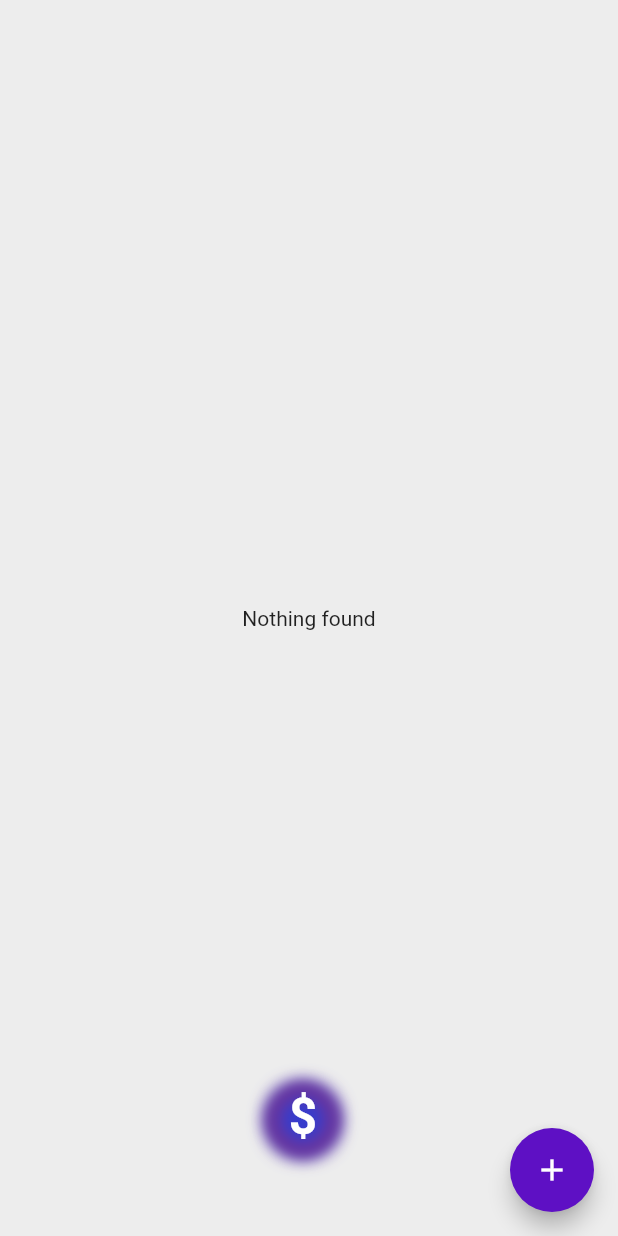
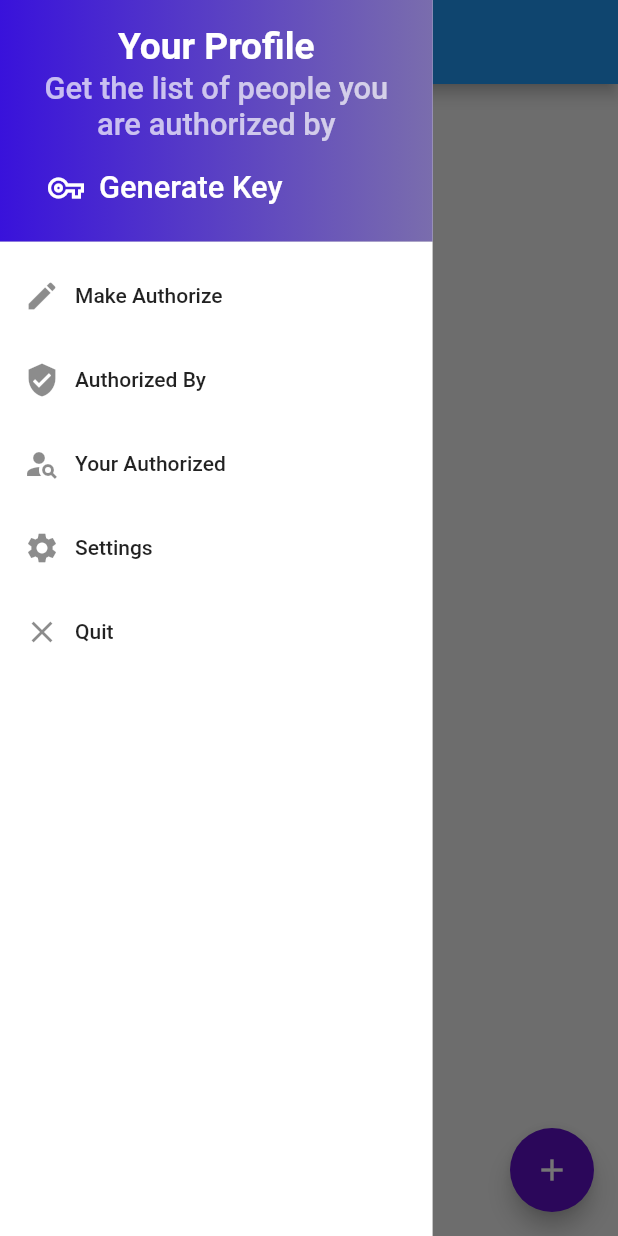
Before and after one commit to hammad143/money_manage, a Flutter app: the screen it shows after launch, with the side drawer open (before the commit the screen has no drawer), on a phone screen of 412 x 824 dp. Run offline on Flutter 3.47's test engine with Material 2 defaults, Android fonts, the phone set to English and light mode, and no system bars; our stand-ins replace bloc, equatable, flutter_bloc, hive, hive_flutter; accounts and stored records are empty; generated files the repository leaves out were written again.

Commit message:
authorized step

```diff
--- /dev/null
+++ b/lib/view/tasks_view/components/custom_animated_cont.dart
@@ -0,0 +1,140 @@
+
+import 'package:flutter/material.dart';
+import 'package:hive/hive.dart';
+import 'package:money_management/model/list_of_tiles_model/list_of_tiles_model.dart';
+import 'package:money_management/util/constants/constants.dart';
+import 'package:money_management/view/responsive_setup_view.dart';
+
+class CustomAnimatedContainer extends StatefulWidget {
+
+  const CustomAnimatedContainer({
+    Key key,
+    @required this.isTapped,
+    this.onPressed
+  }) : super(key: key);
+
+  final bool isTapped;
+  final VoidCallback onPressed;
+
+  @override
+  _CustomAnimatedContainerState createState() => _CustomAnimatedContainerState();
+}
+
+class _CustomAnimatedContainerState extends State<CustomAnimatedContainer> {
+  final priceBox = Hive.box<ListOfTilesModel>(storageKey);
+  final counterKeyBox = Hive.box<int>(counterKey);
+  Future<List<double>> totalFutureAmount;
+  double totalAmount = 0;
+  @override
+  void initState() {
+    super.initState();
+
+  }
+
+  Future<List<double>> totalPrice() {
+    double receivedAmount  = 0;
+    double spentAmount = 0;
+    double lostAmount = 0;
+    String source;
+    for(int i = 0; i < counterKeyBox.length; i++) {
+      if(priceBox.get(i).option == "Received") {
+        source =  priceBox
+            .get(i)
+            .amount;
+        receivedAmount += double.parse(source);
+      }
+      else if(priceBox.get(i).option == "Spent") {
+        source =  priceBox
+            .get(i)
+            .amount;
+        spentAmount += double.parse(source);
+      }
+      else if(priceBox.get(i).option == "Lost") {
+        source =  priceBox
+            .get(i)
+            .amount;
+        lostAmount += double.parse(source);
+      }
+    }
+    final x = Future.value([receivedAmount, spentAmount, lostAmount]);
+
+    return x;
+  }
+
+  @override
+  Widget build(BuildContext context) {
+    totalFutureAmount = totalPrice();
+    return  GestureDetector(
+      onTap: widget.onPressed,
+      child:  AnimatedContainer(
+        duration: const Duration(milliseconds: 300),
+
+        //alignment: Alignment.centerLeft,
+        padding: widget.isTapped ? EdgeInsets.symmetric(vertical: kDefaultPadding/2.5) :  EdgeInsets.symmetric(vertical: 0 , horizontal: 0),
+
+
+        width: widget.isTapped ? Responsive.deviceBlockWidth * 80 : Responsive.deviceBlockWidth * 8 ,
+        decoration: BoxDecoration(
+          //color: Colors.white.withOpacity(.9),
+          color: widget.isTapped ? const Color(0xff5d28b8) : Colors.transparent,
+          shape: widget.isTapped ? BoxShape.rectangle  : BoxShape.circle,
+          boxShadow: !widget.isTapped ? [
+
+            const BoxShadow(
+              blurRadius: 10,
+              color: Color(0xff3f30b3),
+              offset: Offset(0, 2),
+              spreadRadius: 7,
+            ), const BoxShadow(
+              blurRadius: 10,
+              color: Color(0xff373ccc),
+              offset: Offset(0, 2),
+              spreadRadius: 6,
+            ),
+            const BoxShadow(
+              blurRadius: 10,
+              color: Color(0xffb32957),
+              offset: Offset(0, 2),
+              spreadRadius: 5,
+            ),
+            const BoxShadow(
+              blurRadius: 10,
+              color: Color(0xff373ccc),
+              offset: Offset(0, 2),
+              spreadRadius: 3,
+            ),
+          ] : [    const BoxShadow(blurRadius: 1,
+            color: Color(0xff4a4a4a),
+            offset: Offset(0, 0),
+            spreadRadius: 0,
+          ),],
+
+
+
+
+        ),
+        child: FutureBuilder(
+            future: totalFutureAmount,
+            builder: (ctx,snapShot) {
+              final data = snapShot.data;
+
+
+              return Text(
+                widget.isTapped ?
+                "Received:\$${data != null ? data[0] : 0}\n Spent \$${data != null ? data[1] : 0}\n Lost \$${data != null ? data[2] : 0}\n" : "\$",
+                textAlign: TextAlign.center,
+                style: TextStyle(
+                  //height: 1.5,
+                  color: Colors.white,
+                  fontWeight: FontWeight.w600,
+                  fontSize: widget.isTapped
+                      ? Responsive.textScaleFactor * 4.5
+                      : Responsive.textScaleFactor * 8,
+                ),
+              );
+            }
+        ),
+      ),
+    );
+  }
+}
--- /dev/null
+++ b/lib/view/tasks_view/components/custom_listile_drawer.dart
@@ -0,0 +1,32 @@
+
+import 'package:flutter/material.dart';
+
+class CustomListTileDrawer extends StatelessWidget {
+  const CustomListTileDrawer({
+    Key key,
+    this.onTap,
+    @required this.icon,
+    @required this.title,
+    this.textStyle,
+  }) : super(key: key);
+  final VoidCallback onTap;
+  final String title;
+  final Icon icon;
+  final TextStyle textStyle;
+  @override
+  Widget build(BuildContext context) {
+    return Material(
+      type: MaterialType.transparency,
+      child: ListTile(
+          onTap: this.onTap,
+          title: Row(
+
+            children: [
+              icon,
+              SizedBox(width: 10),
+              Text("$title", style: textStyle),
+            ],
+          )),
+    );
+  }
+}
--- /dev/null
+++ b/lib/view/tasks_view/components/remain_amount_cont.dart
@@ -0,0 +1,69 @@
+
+import 'package:flutter/cupertino.dart';
+import 'package:flutter/material.dart';
+import 'package:money_management/view/responsive_setup_view.dart';
+import 'package:money_management/view/tasks_view/components/custom_animated_cont.dart';
+
+class RemainingAmountContainer extends StatefulWidget {
+  @override
+  _RemainingAmountContainerState createState() =>
+      _RemainingAmountContainerState();
+}
+
+class _RemainingAmountContainerState extends State<RemainingAmountContainer> {
+  bool isTapped = false;
+  double dx,dy;
+  @override
+  Widget build(BuildContext context) {
+
+    return   Positioned(
+
+      //top: dy ?? ,
+      top: dy ?? Responsive.deviceHeight - Responsive.deviceBlockHeight * 12,
+      left: dx ?? Responsive.deviceBlockWidth * 45,
+
+      child: Align(
+
+        alignment: Alignment.center,
+        child: Draggable(
+          feedback:  Material(child:  CustomAnimatedContainer(isTapped: isTapped, onPressed: onGestureTapped,),),
+          child: CustomAnimatedContainer(isTapped: isTapped, onPressed: onGestureTapped),
+          feedbackOffset: Offset(Responsive.deviceBlockWidth* 80, Responsive.deviceBlockHeight* 80),
+          onDragStarted: () {print("Dragging");},
+          onDragEnd: (draggableDetails) {
+            dx = draggableDetails.offset.dx;
+            dy = draggableDetails.offset.dy;
+            //Dx Tapped Or/Not Tapped
+            final whenDxTapped = Responsive.deviceWidth-Responsive.deviceBlockWidth * 80;
+            final whenDxNotTapped =  Responsive.deviceWidth-Responsive.deviceBlockWidth * 10;
+            //Dy Tapped Or/Not Tapped
+            final whenDyTapped = Responsive.deviceHeight-Responsive.deviceBlockHeight*15;
+            final whenDyNotTapped = Responsive.deviceHeight-Responsive.deviceBlockHeight*10;
+            if(dx < 0)
+              dx = 0;
+            if(dx > (isTapped ? whenDxTapped : whenDxNotTapped))
+              dx = isTapped ? whenDxTapped : whenDxNotTapped;
+            if(dy < 0)
+              dy= 0;
+            if(dy > (isTapped ? whenDyTapped : whenDyNotTapped))
+              dy = isTapped ? whenDyTapped : whenDyNotTapped;
+
+
+            setState(() {
+
+              print("$dx and $dy and ${Responsive.deviceWidth} and ${Responsive.deviceHeight}");
+            });
+          },
+
+
+        ),
+      ),
+    );
+  }
+  onGestureTapped() {
+    setState(() {
+      print("Tapped");
+      isTapped = !isTapped;
+    });
+  }
+}
--- a/lib/view/tasks_view/tasks.dart
+++ b/lib/view/tasks_view/tasks.dart
@@ -1,10 +1,16 @@
+import 'package:flutter/gestures.dart';
 import 'package:flutter/material.dart';
 import 'package:flutter_bloc/flutter_bloc.dart';
+import 'package:hive/hive.dart';
 import 'package:money_management/model/list_of_tiles_model/list_of_tiles_model.dart';
 import 'package:money_management/util/constants/constants.dart';
 import 'package:money_management/util/constants/style.dart';
 import 'package:money_management/view/add_task_view/add_task_view.dart';
 import 'package:money_management/view/responsive_setup_view.dart';
+import 'package:money_management/view/tasks_view/components/custom_listile_drawer.dart';
+import 'package:money_management/view/tasks_view/components/dismissile_cont.dart';
+import 'package:money_management/view/tasks_view/components/key_insert_alert_box.dart';
+import 'package:money_management/view/tasks_view/components/remain_amount_cont.dart';
 import 'package:money_management/viewmodel/bloc/add_amount_info_bloc/add_amount_info_bloc.dart';
 import 'package:money_management/viewmodel/bloc/add_amount_info_bloc/add_amount_info_state.dart';
 
@@ -85,6 +91,45 @@ class _TaskViewState extends State<TaskView> {
         onPressed: () => _navigateToAddTask(context),
         child: const Icon(Icons.add),
       ),
+      appBar: AppBar(),
+      drawer: Container(
+        width: Responsive.widgetScaleFactor * 70,
+        color: Colors.white,
+        child: Column(
+          crossAxisAlignment: CrossAxisAlignment.stretch,
+          children: [
+            DrawerHeader(child: Column(
+              mainAxisAlignment: MainAxisAlignment.spaceBetween,
+
+              children: [
+                Text("Your Profile", style: Style.textStyle1.copyWith(fontSize: Responsive.textScaleFactor * 6, fontWeight: FontWeight.w600)),
+
+                Text("Get the list of people you are authorized by", textAlign: TextAlign.center, style:Style.textStyle1.copyWith(
+                  color: Colors.white70
+                )),
+                CustomListTileDrawer(onTap: () {
+                  showDialog(context: context, builder:(ctx) => AlertDialog(
+                    actions: [
+                      FlatButton(child: Text("Close"), onPressed: () {},),
+                      FlatButton(child: Text("Authorize"), onPressed: () {},),
+                    ],
+                    content: KeyInsertAlterBox(),
+                  ),);
+                }, icon: Icon(Icons.vpn_key_outlined,color: Colors.white), title: "Generate Key", textStyle: Style.textStyle1,),
+              ],
+            ),
+              decoration: BoxDecoration(
+                gradient: Style.linearGradient,
+              ),
+              curve: Curves.bounceOut,),
+            CustomListTileDrawer(onTap: () {}, icon: Icon(Icons.edit), title: "Make Authorize"),
+            CustomListTileDrawer(onTap: () {}, icon: Icon(Icons.verified_user), title: "Authorized By"),
+            CustomListTileDrawer(onTap: () {}, icon: Icon(Icons.person_search), title: "Your Authorized"),
+            CustomListTileDrawer(onTap: () {}, icon: Icon(Icons.settings), title: "Settings"),
+            CustomListTileDrawer(onTap: () {}, icon: Icon(Icons.close), title: "Quit"),
+          ],
+        ),
+      ),
       body: SafeArea(
         child: Stack(
 
@@ -109,201 +154,7 @@ class _TaskViewState extends State<TaskView> {
           ],
         ),
       ),
+
     );
   }
 }
-
-class RemainingAmountContainer extends StatefulWidget {
-  @override
-  _RemainingAmountContainerState createState() =>
-      _RemainingAmountContainerState();
-}
-
-class _RemainingAmountContainerState extends State<RemainingAmountContainer> {
-  bool isTapped = false;
-  double dx,dy;
-  @override
-  Widget build(BuildContext context) {
-
-    return   Positioned(
-
-        //top: dy ?? ,
-        top: dy ?? Responsive.deviceHeight - Responsive.deviceBlockHeight * 12,
-        left: dx ?? Responsive.deviceBlockWidth * 45,
-
-        child: Align(
-
-        alignment: Alignment.center,
-        child: Draggable(
-          feedback:  Material(child:  CustomAnimatedContainer(isTapped: isTapped, onPressed: onGestureTapped,),),
-          child: CustomAnimatedContainer(isTapped: isTapped, onPressed: onGestureTapped),
-          feedbackOffset: Offset(Responsive.deviceBlockWidth* 80, Responsive.deviceBlockHeight* 80),
-          onDragStarted: () {print("Dragging");},
-          onDragEnd: (draggableDetails) {
-            dx = draggableDetails.offset.dx;
-            dy = draggableDetails.offset.dy;
-            //Dx Tapped Or/Not Tapped
-            final whenDxTapped = Responsive.deviceWidth-Responsive.deviceBlockWidth * 80;
-            final whenDxNotTapped =  Responsive.deviceWidth-Responsive.deviceBlockWidth * 10;
-            //Dy Tapped Or/Not Tapped
-            final whenDyTapped = Responsive.deviceHeight-Responsive.deviceBlockHeight*15;
-            final whenDyNotTapped = Responsive.deviceHeight-Responsive.deviceBlockHeight*10;
-            if(dx < 0)
-              dx = 0;
-            if(dx > (isTapped ? whenDxTapped : whenDxNotTapped))
-              dx = isTapped ? whenDxTapped : whenDxNotTapped;
-            if(dy < 0)
-              dy= 0;
-            if(dy > (isTapped ? whenDyTapped : whenDyNotTapped))
-              dy = isTapped ? whenDyTapped : whenDyNotTapped;
-
-
-           setState(() {
-
-             print("$dx and $dy and ${Responsive.deviceWidth} and ${Responsive.deviceHeight}");
-           });
-          },
-
-
-        ),
-    ),
-    );
-  }
-  onGestureTapped() {
-  setState(() {
-  print("Tapped");
-  isTapped = !isTapped;
-  });
-  }
-}
-
-class CustomAnimatedContainer extends StatelessWidget {
-
-  const CustomAnimatedContainer({
-    Key key,
-    @required this.isTapped,
-    this.onPressed
-  }) : super(key: key);
-
-  final bool isTapped;
-  final VoidCallback onPressed;
-  @override
-  Widget build(BuildContext context) {
-    return  GestureDetector(
-        onTap: onPressed,
-    child:  AnimatedContainer(
-        duration: const Duration(milliseconds: 300),
-
-        //alignment: Alignment.centerLeft,
-        padding: isTapped ? EdgeInsets.symmetric(vertical: kDefaultPadding/2) :  EdgeInsets.symmetric(vertical: 0 , horizontal: 0),
-
-
-        width: isTapped ? Responsive.deviceBlockWidth * 80 : Responsive.deviceBlockWidth * 8 ,
-        decoration: BoxDecoration(
-          //color: Colors.white.withOpacity(.9),
-          color: isTapped ? const Color(0xff5d28b8) : Colors.transparent,
-        shape: isTapped ? BoxShape.rectangle  : BoxShape.circle,
-          boxShadow: !isTapped ? [
-
-              const BoxShadow(
-                blurRadius: 10,
-                color: Color(0xff3f30b3),
-                offset: Offset(0, 2),
-                spreadRadius: 7,
-              ), const BoxShadow(
-                blurRadius: 10,
-                color: Color(0xff373ccc),
-                offset: Offset(0, 2),
-                spreadRadius: 6,
-              ),
-              const BoxShadow(
-                blurRadius: 10,
-                color: Color(0xffb32957),
-                offset: Offset(0, 2),
-                spreadRadius: 5,
-              ),
-              const BoxShadow(
-                blurRadius: 10,
-                color: Color(0xff373ccc),
-                offset: Offset(0, 2),
-                spreadRadius: 3,
-              ),
-            ] : [    const BoxShadow(blurRadius: 2,
-          color: Color(0xff373ccc),
-          offset: Offset(0, 2),
-          spreadRadius: 0,
-        ),]
-
-
-
-          /* borderRadius: BorderRadius.only(
-            topLeft: Radius.circular(kDefaultValue / 2.5),
-            topRight: Radius.circular(kDefaultValue / 2.5),
-            bottomLeft: Radius.circular(kDefaultValue / 2.5),
-            bottomRight: Radius.circular(kDefaultValue / 2.5),
-          ),*/
-        ),
-        child: Text(
-          isTapped ?"All over used amount\n\$300" : "\$",
-          textAlign: TextAlign.center,
-          style: TextStyle(
-            //height: 1.5,
-            color: Colors.white ,
-            fontWeight: FontWeight.w600,
-            fontSize: isTapped ?  Responsive.textScaleFactor * 4.5: Responsive.textScaleFactor * 8,
-          ),
-        ),
-    ),
-    );
-  }
-}
-
-class DismissibleCustomContainer extends StatelessWidget {
-  final List<ListOfTilesModel> tilesList;
-  final int index;
-  const DismissibleCustomContainer({Key key, this.tilesList, this.index})
-      : super(key: key);
-  @override
-  build(_) {
-    final textTheme = Theme.of(_).textTheme;
-    return Container(
-      decoration: _buildBoxDecoration(),
-      margin: EdgeInsets.only(
-        top: 8,
-        left: 8,
-        right: 8,
-      ),
-      child: _buildListTile(textTheme),
-    );
-  }
-
-  ListTile _buildListTile(TextTheme textTheme) {
-    return ListTile(
-      title: Text(tilesList[index].title, style: Style.textStyle1),
-      subtitle: Text(tilesList[index].dateInString, style: Style.textStyle2),
-      trailing: Column(
-        crossAxisAlignment: CrossAxisAlignment.end,
-        mainAxisAlignment: MainAxisAlignment.spaceEvenly,
-        children: [
-          Text(tilesList[index].amount, style: Style.textStyle1),
-          Text("${tilesList[index].option} at: 08:00PM",
-              style: Style.textStyle2),
-        ],
-      ),
-    );
-  }
-
-  BoxDecoration _buildBoxDecoration() {
-    return BoxDecoration(
-      gradient: Style.linearGradient,
-      borderRadius: BorderRadius.circular(5),
-      boxShadow: <BoxShadow>[
-        BoxShadow(
-          color: const Color(0xffa6a6a6),
-          blurRadius: 3,
-          offset: Offset(0, 2),
-        ),
-      ],
-    );
-  }
-}
```
Also changed, not shown: lib/view/tasks_view/components/dismissile_cont.dart (added, +55 -0 lines), lib/view/tasks_view/components/key_insert_alert_box.dart (added, +29 -0 lines).
